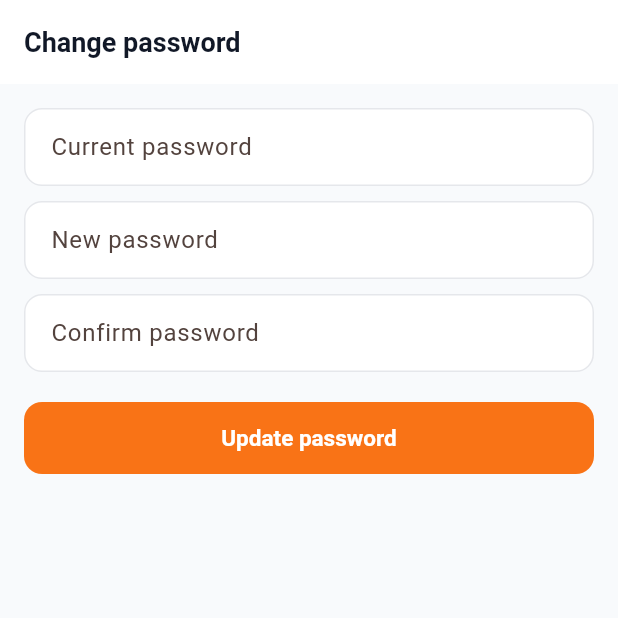
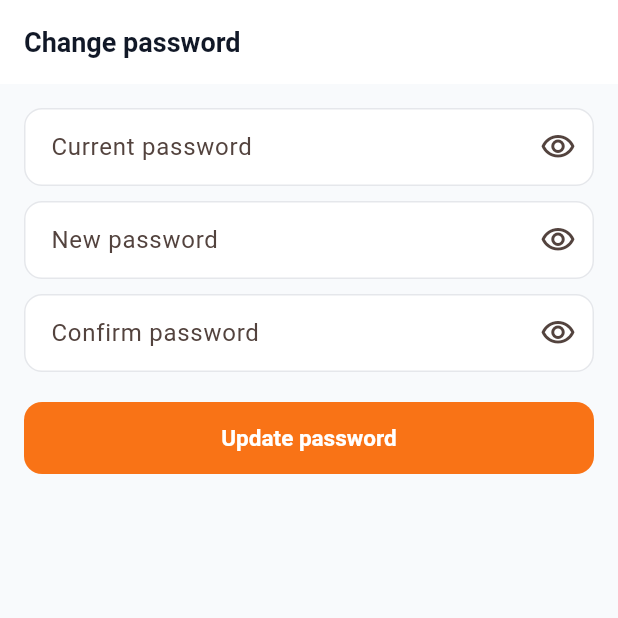
Before and after one commit to dicksonace/cityshop_robert_mobile_app, a Flutter app: the ChangePasswordScreen screen opened by its route, on a phone screen of 412 x 824 dp, the top half of it. Run offline on Flutter 3.47's test engine with Material 3 defaults, Android fonts, the phone set to English and light mode, and no system bars; our stand-ins replace cached_network_image, dio, flutter_secure_storage, go_router, image_picker; accounts and stored records are empty; network calls fail.

Commit message:
Add show/hide password toggles on register, login, and change-password.
Co-authored-by: Cursor <cursoragent@cursor.com>

```diff
--- a/lib/screens/account/account_screens.dart
+++ b/lib/screens/account/account_screens.dart
@@ -377,6 +377,9 @@ class _ChangePasswordScreenState extends State<ChangePasswordScreen> {
   final next = TextEditingController();
   final confirm = TextEditingController();
   bool saving = false;
+  bool obscureCurrent = true;
+  bool obscureNext = true;
+  bool obscureConfirm = true;
 
   @override
   void dispose() {
@@ -405,6 +408,17 @@ class _ChangePasswordScreenState extends State<ChangePasswordScreen> {
     }
   }
 
+  InputDecoration _passDecoration(String label, bool obscure, VoidCallback toggle) {
+    return InputDecoration(
+      labelText: label,
+      suffixIcon: IconButton(
+        tooltip: obscure ? 'Show password' : 'Hide password',
+        icon: Icon(obscure ? Icons.visibility_outlined : Icons.visibility_off_outlined),
+        onPressed: toggle,
+      ),
+    );
+  }
+
   @override
   Widget build(BuildContext context) {
     return Scaffold(
@@ -412,11 +426,35 @@ class _ChangePasswordScreenState extends State<ChangePasswordScreen> {
       body: ListView(
         padding: const EdgeInsets.all(16),
         children: [
-          TextField(controller: current, obscureText: true, decoration: const InputDecoration(labelText: 'Current password')),
+          TextField(
+            controller: current,
+            obscureText: obscureCurrent,
+            decoration: _passDecoration(
+              'Current password',
+              obscureCurrent,
+              () => setState(() => obscureCurrent = !obscureCurrent),
+            ),
+          ),
           const SizedBox(height: 10),
-          TextField(controller: next, obscureText: true, decoration: const InputDecoration(labelText: 'New password')),
+          TextField(
+            controller: next,
+            obscureText: obscureNext,
+            decoration: _passDecoration(
+              'New password',
+              obscureNext,
+              () => setState(() => obscureNext = !obscureNext),
+            ),
+          ),
           const SizedBox(height: 10),
-          TextField(controller: confirm, obscureText: true, decoration: const InputDecoration(labelText: 'Confirm password')),
+          TextField(
+            controller: confirm,
+            obscureText: obscureConfirm,
+            decoration: _passDecoration(
+              'Confirm password',
+              obscureConfirm,
+              () => setState(() => obscureConfirm = !obscureConfirm),
+            ),
+          ),
           const SizedBox(height: 20),
           PrimaryButton(label: 'Update password', loading: saving, onPressed: saving ? null : _save),
         ],
--- a/lib/screens/auth/login_screen.dart
+++ b/lib/screens/auth/login_screen.dart
@@ -128,6 +128,7 @@ class _LoginScreenState extends State<LoginScreen> {
                     hintText: 'Your password',
                     prefixIcon: const Icon(Icons.lock_outline),
                     suffixIcon: IconButton(
+                      tooltip: _obscure ? 'Show password' : 'Hide password',
                       icon: Icon(_obscure ? Icons.visibility_outlined : Icons.visibility_off_outlined),
                       onPressed: () => setState(() => _obscure = !_obscure),
                     ),
```
Also changed, not shown: lib/screens/auth/register_screen.dart (+26 -2 lines).
